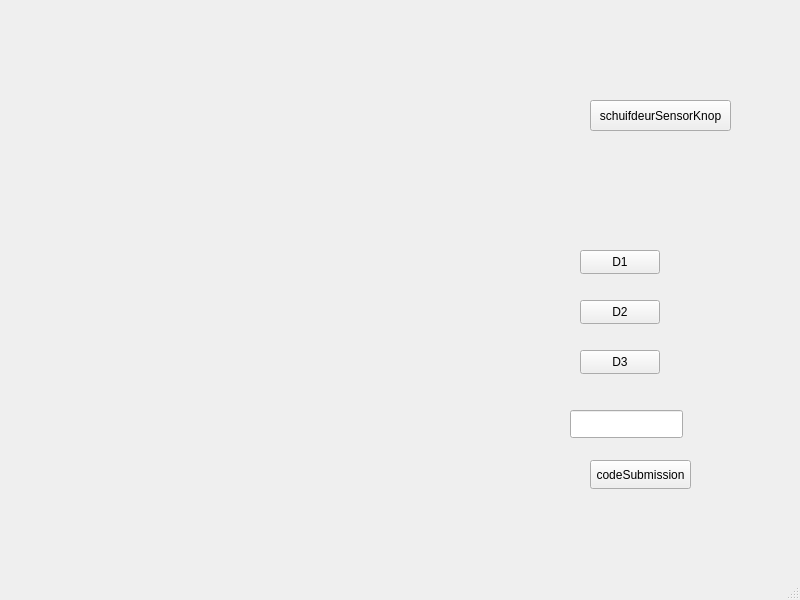
Above: gebouw/mainwindow.ui from TimoStam/AEP before the change. Below: the same form after it.
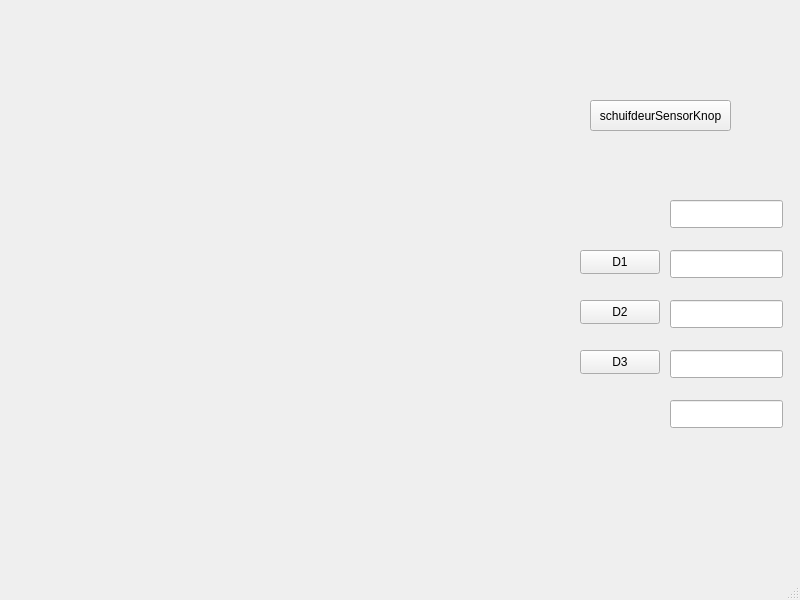
That is the form after the change.

Patch:
```diff
--- a/gebouw/mainwindow.ui
+++ b/gebouw/mainwindow.ui
@@ -69,24 +69,51 @@
    <widget class="QLineEdit" name="codeInput">
     <property name="geometry">
      <rect>
-      <x>570</x>
-      <y>410</y>
+      <x>670</x>
+      <y>250</y>
       <width>113</width>
       <height>28</height>
      </rect>
     </property>
    </widget>
-   <widget class="QPushButton" name="codeSubmission">
+   <widget class="QLineEdit" name="codeInput_2">
     <property name="geometry">
      <rect>
-      <x>590</x>
-      <y>460</y>
-      <width>101</width>
-      <height>29</height>
+      <x>670</x>
+      <y>300</y>
+      <width>113</width>
+      <height>28</height>
      </rect>
     </property>
-    <property name="text">
-     <string>codeSubmission</string>
+   </widget>
+   <widget class="QLineEdit" name="codeInput_3">
+    <property name="geometry">
+     <rect>
+      <x>670</x>
+      <y>350</y>
+      <width>113</width>
+      <height>28</height>
+     </rect>
+    </property>
+   </widget>
+   <widget class="QLineEdit" name="codeInput_4">
+    <property name="geometry">
+     <rect>
+      <x>670</x>
+      <y>200</y>
+      <width>113</width>
+      <height>28</height>
+     </rect>
+    </property>
+   </widget>
+   <widget class="QLineEdit" name="codeInput_5">
+    <property name="geometry">
+     <rect>
+      <x>670</x>
+      <y>400</y>
+      <width>113</width>
+      <height>28</height>
+     </rect>
     </property>
    </widget>
   </widget>
```
